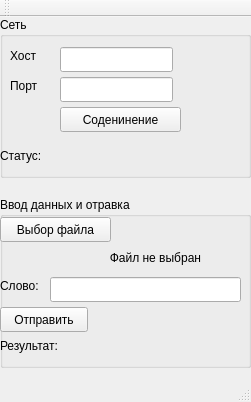
Above: client/mainWindow/mainwindow.ui from netgeck/rubius_test before the change. Below: the same form after it.
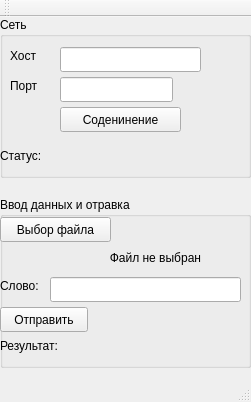
That is the form after the change.

Commit message: client: Ограничения на ввод данных: Маска для ip-адреса; Граничные значения для порта; Только буквы и цифры в слове;

What changed in the file:
```diff
--- a/client/mainWindow/mainwindow.ui
+++ b/client/mainWindow/mainwindow.ui
@@ -44,7 +44,7 @@
       <rect>
        <x>60</x>
        <y>30</y>
-       <width>113</width>
+       <width>141</width>
        <height>25</height>
       </rect>
      </property>
```
The commit also changes 1 other file.
